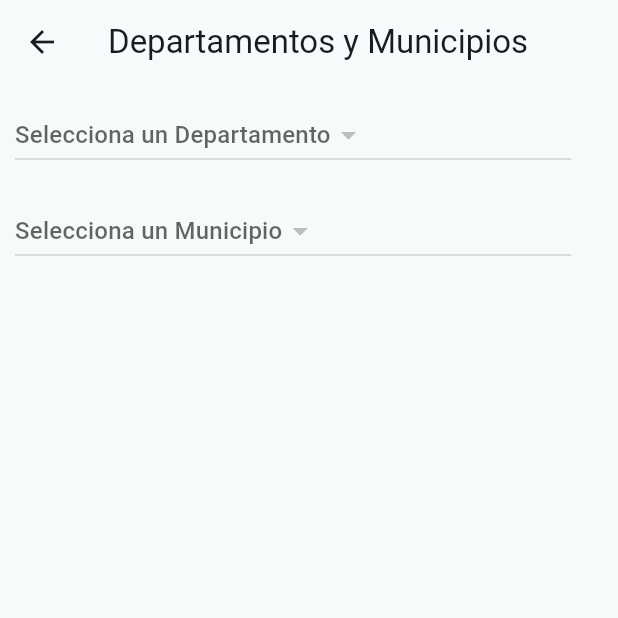
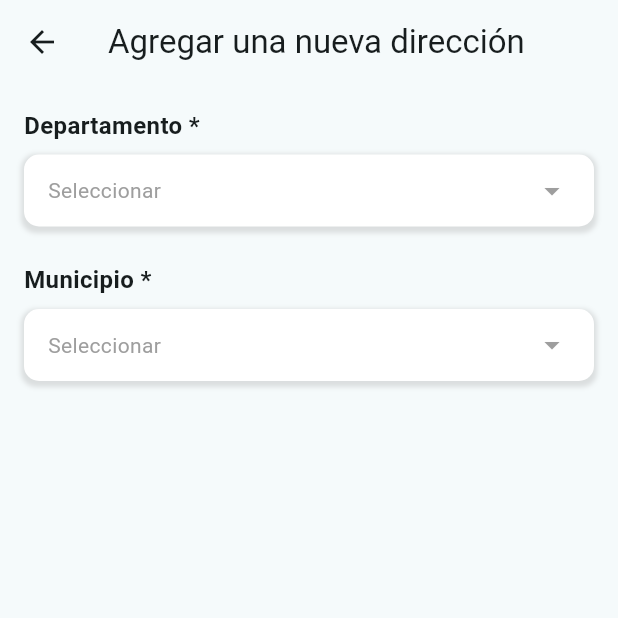
Before and after one commit to JormanNoriega/Findapet, a Flutter app: the DepartmentsPage screen opened directly, on a phone screen of 412 x 824 dp, the top half of it. Run offline on Flutter 3.47's test engine with Material 3 defaults, Android fonts, the phone set to English and light mode, and no system bars; our stand-ins replace carousel_slider, cloud_firestore, country_picker, file_picker, firebase_auth, firebase_core and 4 more; accounts and stored records are empty; network calls fail; statements that could not run were skipped.

Commit message:
dropdown_departamentos-municipios

```diff
--- a/lib/pages/main_pages/departments_page.dart
+++ b/lib/pages/main_pages/departments_page.dart
@@ -1,5 +1,6 @@
 import 'package:flutter/material.dart';
-import '../../controllers/location_controller.dart'; // Ruta donde tengas el controlador
+import '../../controllers/location_controller.dart';
+import '../widgets/custom_dropdown_modal.dart'; // Ruta del nuevo widget
 
 class DepartmentsPage extends StatefulWidget {
   @override
@@ -8,13 +9,137 @@ class DepartmentsPage extends StatefulWidget {
 
 class _DepartmentsPageState extends State<DepartmentsPage> {
   final LocationController _controller = LocationController();
+  bool _isLoading = true;
 
   @override
   void initState() {
     super.initState();
     _controller.initLocations().then((_) {
-      setState(() {}); // Refresca la vista cuando los datos están listos
+      setState(() {
+        _isLoading = false;
       });
+    });
+  }
+
+  void _showSelectionModal({
+    required BuildContext context,
+    required String title,
+    required List<String> items,
+    required ValueChanged<String> onItemSelected,
+  }) {
+    showModalBottomSheet(
+      context: context,
+      isScrollControlled: true,
+      shape: RoundedRectangleBorder(
+        borderRadius: BorderRadius.vertical(top: Radius.circular(16)),
+      ),
+      builder: (context) {
+        TextEditingController searchController = TextEditingController();
+        List<String> filteredItems = List.from(items);
+
+        return StatefulBuilder(
+          builder: (context, setModalState) {
+            void _filterItems(String query) {
+              setModalState(() {
+                filteredItems = items
+                    .where((item) =>
+                        item.toLowerCase().contains(query.toLowerCase()))
+                    .toList();
+              });
+            }
+
+            return SizedBox(
+              height: MediaQuery.of(context).size.height *
+                  0.9, // Ajusta la altura del modal
+              child: Padding(
+                padding:
+                    const EdgeInsets.symmetric(horizontal: 16, vertical: 8),
+                child: Column(
+                  mainAxisSize: MainAxisSize.min,
+                  children: [
+                    // Fila para el título y botón de cerrar
+                    Row(
+                      mainAxisAlignment: MainAxisAlignment.spaceBetween,
+                      children: [
+                        Padding(
+                          padding: const EdgeInsets.only(
+                              left:
+                                  8.0), // Ajusta este valor según lo necesario
+                          child: Text(
+                            title,
+                            style: TextStyle(
+                                fontSize: 18, fontWeight: FontWeight.bold),
+                          ),
+                        ),
+                        IconButton(
+                          icon: Icon(Icons.close),
+                          iconSize:
+                              24.0, // Cambia el tamaño aquí. Puedes probar con 20.0, 28.0, etc.
+                          onPressed: () => Navigator.pop(context),
+                        )
+                      ],
+                    ),
+                    SizedBox(height: 8),
+                    TextField(
+                      controller: searchController,
+                      decoration: InputDecoration(
+                        hintText: 'Buscar $title'.toLowerCase(),
+                        prefixIcon: Icon(Icons.search),
+                        border: OutlineInputBorder(
+                          borderRadius: BorderRadius.circular(10),
+                        ),
+                      ),
+                      onChanged: _filterItems,
+                    ),
+                    Expanded(
+                      child: ListView.builder(
+                        itemCount: filteredItems.length,
+                        itemBuilder: (context, index) {
+                          return ListTile(
+                            title: Text(filteredItems[index]),
+                            onTap: () {
+                              onItemSelected(filteredItems[index]);
+                              Navigator.pop(context);
+                            },
+                          );
+                        },
+                      ),
+                    ),
+                  ],
+                ),
+              ),
+            );
+          },
+        );
+      },
+    );
+  }
+
+  void _openDepartmentSelector(BuildContext context) {
+    _showSelectionModal(
+      context: context,
+      title: 'Departamento',
+      items: _controller.departments,
+      onItemSelected: (selectedDepartment) {
+        setState(() {
+          _controller.selectedDepartment = selectedDepartment;
+          _controller.updateMunicipalities(selectedDepartment);
+        });
+      },
+    );
+  }
+
+  void _openMunicipalitySelector(BuildContext context) {
+    _showSelectionModal(
+      context: context,
+      title: 'Municipio',
+      items: _controller.municipalities,
+      onItemSelected: (selectedMunicipality) {
+        setState(() {
+          _controller.selectedMunicipality = selectedMunicipality;
+        });
+      },
+    );
   }
 
   @override
@@ -23,64 +148,45 @@ class _DepartmentsPageState extends State<DepartmentsPage> {
 
     return Scaffold(
       appBar: AppBar(
-        title: Text("Departamentos y Municipios"),
+        title: Text("Agregar una nueva dirección"),
       ),
       body: Padding(
-        padding: const EdgeInsets.all(10.0),
-        child: Column(
+        padding: const EdgeInsets.all(16.0),
+        child: _isLoading
+            ? Center(child: CircularProgressIndicator())
+            : Column(
                 crossAxisAlignment: CrossAxisAlignment.start,
                 children: [
-            // Dropdown para seleccionar el departamento
-            SizedBox(
-              width:
-                  screenWidth * 0.9, // Ajusta el ancho a un 90% de la pantalla
-              child: DropdownButton<String>(
+                  Text(
+                    "Departamento *",
+                    style: TextStyle(fontSize: 16, fontWeight: FontWeight.w600),
+                  ),
+                  SizedBox(height: 8),
+                  GestureDetector(
+                    onTap: () => _openDepartmentSelector(context),
+                    child: CustomModalDropdownButton(
+                      hint: _controller.selectedDepartment ?? "Seleccionar",
                       value: _controller.selectedDepartment,
-                hint: Text("Selecciona un Departamento"),
-                onChanged: (String? newValue) {
-                  setState(() {
-                    _controller.selectedDepartment = newValue;
-                    _controller.updateMunicipalities(newValue!);
-                  });
-                },
-                items: _controller.departments.map((department) {
-                  return DropdownMenuItem<String>(
-                    value: department,
-                    child: Flexible(
-                      child: Text(
-                        department,
-                        overflow: TextOverflow
-                            .ellipsis, // Aplica puntos suspensivos en caso de desbordamiento
+                      width: screenWidth,
                     ),
                   ),
-                  );
-                }).toList(),
+                  SizedBox(height: 24),
+                  Text(
+                    "Municipio *",
+                    style: TextStyle(fontSize: 16, fontWeight: FontWeight.w600),
                   ),
-            ),
-
-            SizedBox(height: 16), // Espacio entre dropdowns
-
-            // Dropdown para seleccionar el municipio
-            SizedBox(
-              width:
-                  screenWidth * 0.9, // Ajusta el ancho a un 90% de la pantalla
-              child: DropdownButton<String>(
+                  SizedBox(height: 8),
+                  GestureDetector(
+                    onTap: () {
+                      if (_controller.selectedDepartment != null &&
+                          _controller.municipalities.isNotEmpty) {
+                        _openMunicipalitySelector(context);
+                      }
+                    },
+                    child: CustomModalDropdownButton(
+                      hint: _controller.selectedMunicipality ?? "Seleccionar",
                       value: _controller.selectedMunicipality,
-                hint: Text("Selecciona un Municipio"),
-                onChanged: (String? newValue) {
-                  setState(() {
-                    _controller.selectedMunicipality = newValue;
-                  });
-                },
-                items: _controller.municipalities.map((municipality) {
-                  return DropdownMenuItem<String>(
-                    value: municipality,
-                    child: Text(
-                      municipality,
-                      overflow: TextOverflow.ellipsis,
-                    ),
-                  );
-                }).toList(),
+                      width: screenWidth,
                     ),
                   ),
                 ],
--- /dev/null
+++ b/lib/pages/widgets/custom_dropdown_modal.dart
@@ -0,0 +1,46 @@
+import 'package:flutter/material.dart';
+
+class CustomModalDropdownButton extends StatelessWidget {
+  final String? value;
+  final String hint;
+  final double? width;
+
+  const CustomModalDropdownButton({
+    Key? key,
+    required this.value,
+    required this.hint,
+    this.width,
+  }) : super(key: key);
+
+  @override
+  Widget build(BuildContext context) {
+    return Container(
+      width: width ?? double.infinity,
+      decoration: BoxDecoration(
+        color: Colors.white,
+        borderRadius: BorderRadius.circular(10),
+        boxShadow: [
+          BoxShadow(
+            color: Colors.grey.withOpacity(0.3),
+            spreadRadius: 2,
+            blurRadius: 2,
+            offset: const Offset(0, 2),
+          ),
+        ],
+      ),
+      padding: const EdgeInsets.symmetric(vertical: 12, horizontal: 16),
+      child: Row(
+        mainAxisAlignment: MainAxisAlignment.spaceBetween,
+        children: [
+          Text(
+            value ?? hint,
+            style: TextStyle(
+              color: value == null ? Colors.grey : Colors.black,
+            ),
+          ),
+          Icon(Icons.arrow_drop_down, color: Colors.grey),
+        ],
+      ),
+    );
+  }
+}
```
Lines whose indentation alone changed are shown as unchanged.
